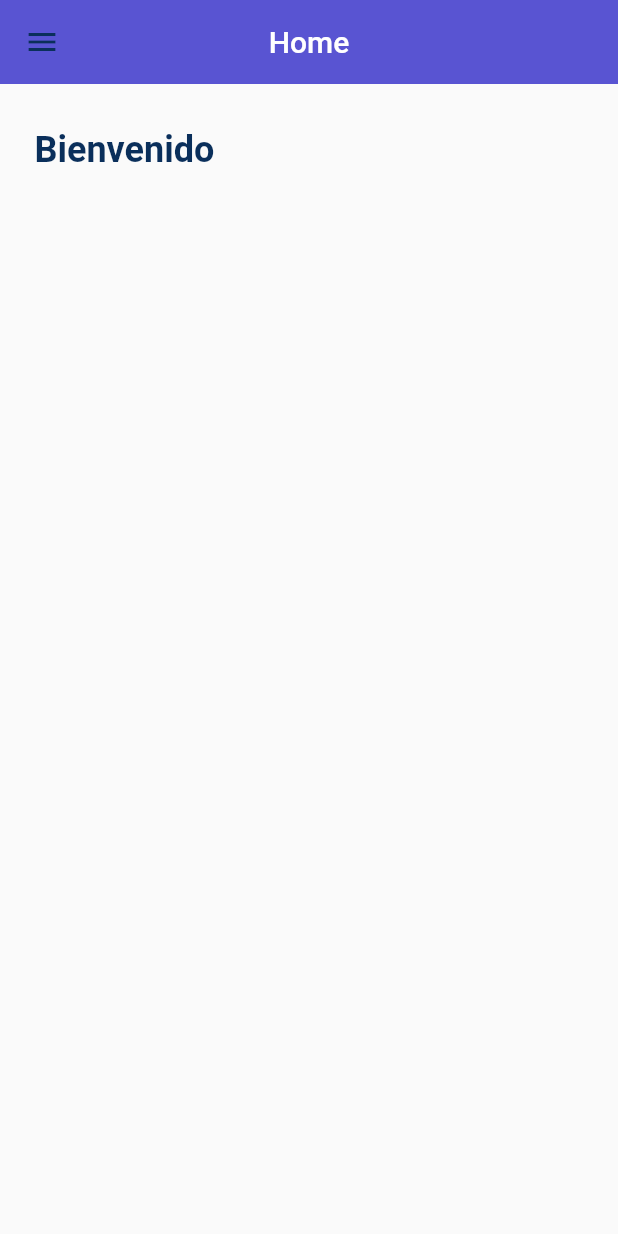
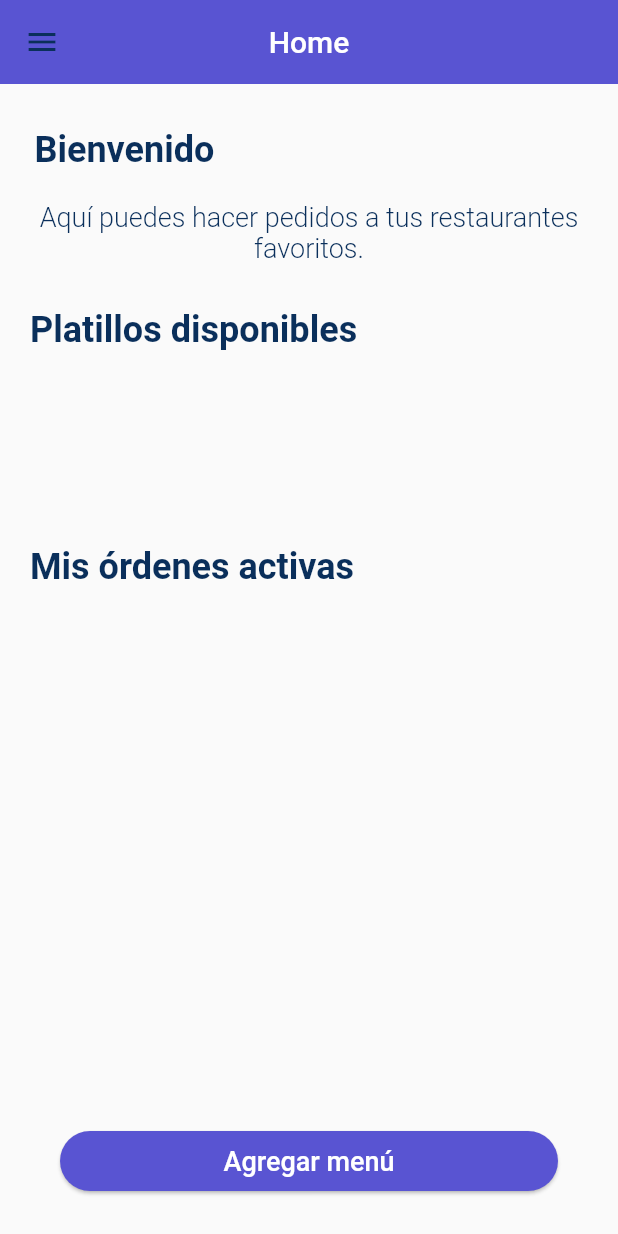
Before and after one commit to srios007/proyecto_final_seminario, a Flutter app: the HomeView screen opened by its route, on a phone screen of 412 x 824 dp. Run offline on Flutter 3.47's test engine with Material 2 defaults, Android fonts, the phone set to English and light mode, and no system bars; our stand-ins replace cached_network_image, cloud_firestore, connectivity_plus, country_code_picker, dots_indicator, firebase_auth and 9 more; accounts and stored records are empty; key blocks and very long unbroken strings in the code were emptied for the run.

Commit message:
[FIX] client

```diff
--- a/lib/app/modules/home/controllers/home_controller.dart
+++ b/lib/app/modules/home/controllers/home_controller.dart
@@ -1,12 +1,10 @@
-import 'package:proyecto_final_seminario/app/models/user_model.dart';
 import 'package:proyecto_final_seminario/app/services/model_services/category_service.dart';
 import 'package:proyecto_final_seminario/app/services/model_services/meal_service.dart';
 import 'package:proyecto_final_seminario/app/models/category_model.dart';
 import 'package:proyecto_final_seminario/app/models/meal_model.dart';
+import 'package:proyecto_final_seminario/app/services/services.dart';
+import 'package:proyecto_final_seminario/app/models/user_model.dart';
 import 'package:get/get.dart';
-import 'package:proyecto_final_seminario/app/services/services.dart';
-
-import '../../../services/model_services/restaurant_service.dart';
 
 class HomeController extends GetxController {
   User user = User();
@@ -23,7 +21,7 @@ class HomeController extends GetxController {
     isLoading.value = true;
     await getRestaurant();
     await getCategories();
-    // await getMeals();
+    await getMeals();
     isLoading.value = false;
   }
 
@@ -39,11 +37,7 @@ class HomeController extends GetxController {
 
   // Trae los platillos
   getMeals() async {
-    meals = await mealService.getMeals(
-      user.id!,
-      'meals',
-      'restaurantId',
-    );
+    meals = await mealService.getMeals('meals');
   }
 
   //Ir a crear menú
--- a/lib/app/modules/home/views/home_view.dart
+++ b/lib/app/modules/home/views/home_view.dart
@@ -39,6 +39,99 @@ class HomeView extends GetView<HomeController> {
                             textAlign: TextAlign.center,
                           ),
                         ),
+                        const SizedBox(height: 20),
+                        Padding(
+                          padding: const EdgeInsets.symmetric(horizontal: 20),
+                          child: Text(
+                            'Aquí puedes hacer pedidos a tus restaurantes favoritos.',
+                            style: styles.hintTextStyleRegister,
+                            textAlign: TextAlign.center,
+                          ),
+                        ),
+                        const SizedBox(height: 30),
+                        Padding(
+                          padding: const EdgeInsets.symmetric(horizontal: 20),
+                          child: Text(
+                            'Platillos disponibles',
+                            style: styles.titleOffer,
+                          ),
+                        ),
+                        const SizedBox(height: 15),
+                        SizedBox(
+                          width: Get.width,
+                          height: 100,
+                          child: ListView.builder(
+                            physics: const ClampingScrollPhysics(),
+                            scrollDirection: Axis.horizontal,
+                            itemCount: controller.meals.length,
+                            itemBuilder: (context, index) {
+                              var meal = controller.meals[index];
+                              return Container(
+                                margin: const EdgeInsets.symmetric(
+                                  horizontal: 10,
+                                  vertical: 10,
+                                ),
+                                height: 30,
+                                width: Get.width * 0.4,
+                                decoration: ShapeDecoration.fromBoxDecoration(
+                                  BoxDecoration(
+                                    color: Palette.white,
+                                    borderRadius: BorderRadius.circular(20),
+                                    boxShadow: const [
+                                      BoxShadow(
+                                        color:
+                                            Color.fromARGB(255, 209, 208, 208),
+                                        offset: Offset(4.0, 4.0),
+                                        blurRadius: 8.0,
+                                      ),
+                                    ],
+                                  ),
+                                ),
+                                child: Center(
+                                  child: Container(
+                                    margin: const EdgeInsets.symmetric(
+                                        horizontal: 10),
+                                    child: Text(
+                                      '${meal.name}',
+                                      style: const TextStyle(
+                                        fontSize: 12,
+                                        fontWeight: FontWeight.w700,
+                                        color: Palette.purple,
+                                      ),
+                                      textAlign: TextAlign.center,
+                                      overflow: TextOverflow.ellipsis,
+                                      textScaleFactor:
+                                          context.textScaleFactor > 1
+                                              ? 1
+                                              : context.textScaleFactor,
+                                    ),
+                                  ),
+                                ),
+                              );
+                            },
+                          ),
+                        ),
+                        const SizedBox(height: 15),
+                        Padding(
+                          padding: const EdgeInsets.symmetric(horizontal: 20),
+                          child: Text('Mis órdenes activas',
+                              style: styles.titleOffer),
+                        ),
+                        const SizedBox(height: 30),
+                        const Spacer(),
+                        Padding(
+                          padding: const EdgeInsets.symmetric(
+                            horizontal: 40,
+                            vertical: 30,
+                          ),
+                          child: PurpleButton(
+                            height: 40,
+                            width: Get.width - 80,
+                            isLoading: false.obs,
+                            onPressed: controller.goToAddMenu,
+                            buttonText: 'Agregar menú',
+                          ),
+                        ),
                       ],
                     ),
                   )
```
Also changed, not shown: lib/app/services/model_services/meal_service.dart (+19 -1 lines).
